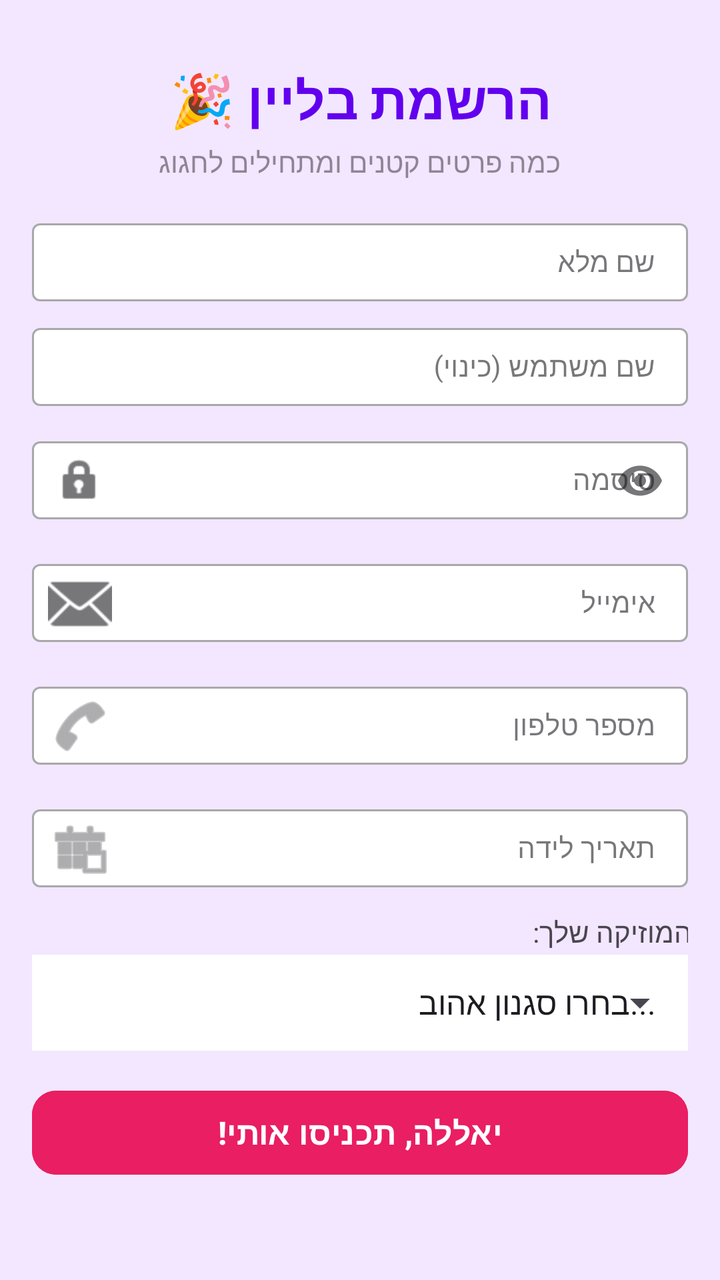
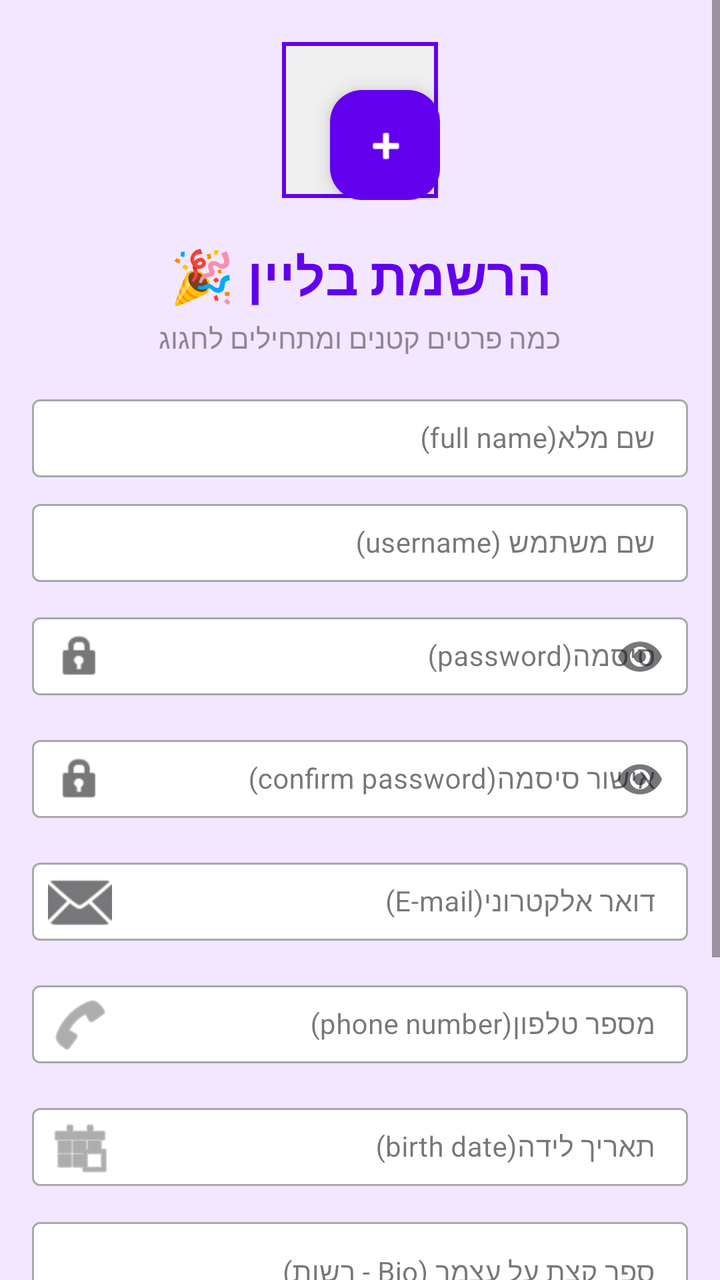

Compare the two renders of this Android layout. The source of the first and the diff that turns it into the second are given below.
<!-- AndroidManifest.xml: application theme Theme.MyApplication -->
<!-- res/layout/fragment_register_user.xml -->
<?xml version="1.0" encoding="utf-8"?>
<ScrollView xmlns:android="http://schemas.android.com/apk/res/android"
    xmlns:app="http://schemas.android.com/apk/res-auto"
    android:layout_width="match_parent"
    android:layout_height="match_parent"
    android:fillViewport="true"
    android:background="@color/beat_bg_light">

    <LinearLayout
        android:layout_width="match_parent"
        android:layout_height="wrap_content"
        android:orientation="vertical"
        android:padding="16dp"
        android:gravity="center_horizontal">

        <TextView
            android:layout_width="wrap_content"
            android:layout_height="wrap_content"
            android:text="הרשמת בליין 🎉"
            android:textSize="26sp"
            android:textStyle="bold"
            android:textColor="@color/beat_primary"
            android:layout_marginTop="16dp"
            android:layout_marginBottom="4dp"/>

        <TextView
            android:layout_width="wrap_content"
            android:layout_height="wrap_content"
            android:text="כמה פרטים קטנים ומתחילים לחגוג"
            android:textSize="14sp"
            android:alpha="0.6"
            android:layout_marginBottom="16dp"/>

        <com.google.android.material.textfield.TextInputLayout
            android:layout_width="match_parent"
            android:layout_height="wrap_content"
            android:hint="שם מלא"
            style="@style/Widget.MaterialComponents.TextInputLayout.OutlinedBox"
            app:boxBackgroundColor="@color/white"
            android:layout_marginBottom="8dp">
            <com.google.android.material.textfield.TextInputEditText
                android:id="@+id/etFullName"
                android:layout_width="match_parent"
                android:layout_height="wrap_content"
                android:textSize="14sp"
                android:paddingTop="10dp"
                android:paddingBottom="10dp"
                android:inputType="textPersonName"/>
        </com.google.android.material.textfield.TextInputLayout>

        <com.google.android.material.textfield.TextInputLayout
            android:layout_width="match_parent"
            android:layout_height="wrap_content"
            android:hint="שם משתמש (כינוי)"
            style="@style/Widget.MaterialComponents.TextInputLayout.OutlinedBox"
            app:boxBackgroundColor="@color/white"
            android:layout_marginBottom="8dp">
            <com.google.android.material.textfield.TextInputEditText
                android:id="@+id/etUserName"
                android:layout_width="match_parent"
                android:layout_height="wrap_content"
                android:textSize="14sp"
                android:paddingTop="10dp"
                android:paddingBottom="10dp"
                android:inputType="text"/>
        </com.google.android.material.textfield.TextInputLayout>

        <com.google.android.material.textfield.TextInputLayout
            android:layout_width="match_parent"
            android:layout_height="wrap_content"
            android:hint="סיסמה"
            style="@style/Widget.MaterialComponents.TextInputLayout.OutlinedBox"
            app:boxBackgroundColor="@color/white"
            app:endIconMode="password_toggle"
            app:startIconDrawable="@android:drawable/ic_lock_idle_lock"
            android:layout_marginBottom="8dp">
            <com.google.android.material.textfield.TextInputEditText
                android:id="@+id/etPassword"
                android:layout_width="match_parent"
                android:layout_height="wrap_content"
                android:textSize="14sp"
                android:paddingTop="10dp"
                android:paddingBottom="10dp"
                android:inputType="textPassword"/>
        </com.google.android.material.textfield.TextInputLayout>

        <com.google.android.material.textfield.TextInputLayout
            android:layout_width="match_parent"
            android:layout_height="wrap_content"
            android:hint="אימייל"
            style="@style/Widget.MaterialComponents.TextInputLayout.OutlinedBox"
            app:boxBackgroundColor="@color/white"
            app:startIconDrawable="@android:drawable/ic_dialog_email"
            android:layout_marginBottom="8dp">
            <com.google.android.material.textfield.TextInputEditText
                android:id="@+id/etEmail"
                android:layout_width="match_parent"
                android:layout_height="wrap_content"
                android:textSize="14sp"
                android:paddingTop="10dp"
                android:paddingBottom="10dp"
                android:inputType="textEmailAddress"/>
        </com.google.android.material.textfield.TextInputLayout>

        <com.google.android.material.textfield.TextInputLayout
            android:layout_width="match_parent"
            android:layout_height="wrap_content"
            android:hint="מספר טלפון"
            style="@style/Widget.MaterialComponents.TextInputLayout.OutlinedBox"
            app:boxBackgroundColor="@color/white"
            app:startIconDrawable="@android:drawable/ic_menu_call"
            android:layout_marginBottom="8dp">
            <com.google.android.material.textfield.TextInputEditText
                android:id="@+id/etPhone"
                android:inputType="phone"
                android:textSize="14sp"
                android:paddingTop="10dp"
                android:paddingBottom="10dp"
                android:layout_width="match_parent"
                android:layout_height="wrap_content"/>
        </com.google.android.material.textfield.TextInputLayout>

        <com.google.android.material.textfield.TextInputLayout
            android:layout_width="match_parent"
            android:layout_height="wrap_content"
            android:hint="תאריך לידה"
            style="@style/Widget.MaterialComponents.TextInputLayout.OutlinedBox"
            app:boxBackgroundColor="@color/white"
            app:startIconDrawable="@android:drawable/ic_menu_today"
            android:layout_marginBottom="8dp">
            <com.google.android.material.textfield.TextInputEditText
                android:id="@+id/etBirthDate"
                android:layout_width="match_parent"
                android:layout_height="wrap_content"
                android:focusable="false"
                android:clickable="true"
                android:textSize="14sp"
                android:paddingTop="10dp"
                android:paddingBottom="10dp"
                android:inputType="date"/>
        </com.google.android.material.textfield.TextInputLayout>

        <TextView
            android:layout_width="match_parent"
            android:layout_height="wrap_content"
            android:text="המוזיקה שלך:"
            android:textSize="14sp"
            android:layout_marginBottom="2dp"
            android:layout_marginStart="4dp"/>

        <RelativeLayout
            android:layout_width="match_parent"
            android:layout_height="48dp"
            android:background="@color/white"
            android:layout_marginBottom="16dp">

            <Spinner
                android:id="@+id/spinnerGenre"
                android:layout_width="match_parent"
                android:layout_height="match_parent"
                android:entries="@array/music_genres"
                android:padding="8dp"/>
        </RelativeLayout>

        <Button
            android:id="@+id/btnRegisterUser"
            android:layout_width="match_parent"
            android:layout_height="50dp"
            android:text="יאללה, תכניסו אותי!"
            android:backgroundTint="@color/beat_pink"
            app:cornerRadius="12dp"
            android:textStyle="bold"
            android:textSize="16sp"/>

    </LinearLayout>
</ScrollView>
<!-- resources referenced by this layout -->
<resources>
  <string-array name="music_genres">
          <item>...בחרו סגנון אהוב</item>
          <item>(Pop) פופ</item>
          <item>(Rock) רוק</item>
          <item>(Hip Hop) היפ הופ</item>
          <item>מזרחית / ים תיכוני</item>
          <item>טכנו / אלקטרוני</item>
          <item>גאז ובלוז</item>
          <item>אלטרנטיבי</item>
          <item>רגאיי</item>
      </string-array>
  <color name="beat_bg_light">#F2E7FE</color>
  <color name="beat_pink">#E91E63</color>
  <color name="beat_primary">#6200EE</color>
  <color name="white">#FFFFFFFF</color>
  <style name="Theme.MyApplication" parent="Base.Theme.MyApplication" />
  <style name="Base.Theme.MyApplication" parent="Theme.Material3.DayNight.NoActionBar">
          
          
      </style>
</resources>

<!-- the commit's change to res/layout/fragment_register_user.xml (unified diff, before → after) -->
@@ -1,10 +1,13 @@
 <?xml version="1.0" encoding="utf-8"?>
 <ScrollView xmlns:android="http://schemas.android.com/apk/res/android"
     xmlns:app="http://schemas.android.com/apk/res-auto"
+    xmlns:tools="http://schemas.android.com/tools"
     android:layout_width="match_parent"
     android:layout_height="match_parent"
     android:fillViewport="true"
-    android:background="@color/beat_bg_light">
+    android:background="@color/beat_bg_light"
+    tools:theme="@style/Theme.MyApplication"
+    tools:context=".RegisterUserFragment">
 
     <LinearLayout
         android:layout_width="match_parent"
@@ -13,6 +16,41 @@
         android:padding="16dp"
         android:gravity="center_horizontal">
 
+        <RelativeLayout
+            android:layout_width="wrap_content"
+            android:layout_height="wrap_content"
+            android:layout_marginTop="4dp"
+            android:layout_marginBottom="4dp">
+
+            <com.google.android.material.imageview.ShapeableImageView
+                android:id="@+id/imgUserProfileUpload"
+                android:layout_width="80dp"
+                android:layout_height="80dp"
+                android:background="#F0F0F0"
+                android:clickable="true"
+                android:contentDescription="Profile Picture"
+                android:focusable="true"
+                android:padding="2dp"
+                android:scaleType="centerInside"
+                android:src="@android:drawable/ic_menu_camera"
+                app:shapeAppearanceOverlay="@style/CircleImage"
+                app:strokeColor="@color/beat_primary"
+                app:strokeWidth="2dp" />
+
+            <com.google.android.material.floatingactionbutton.FloatingActionButton
+                android:id="@+id/FloatingActionButtonUser"
+                android:layout_width="61dp"
+                android:layout_height="55dp"
+                android:layout_alignEnd="@id/imgUserProfileUpload"
+                android:layout_alignBottom="@id/imgUserProfileUpload"
+                android:contentDescription="Add Photo"
+                android:elevation="2dp"
+                android:src="@android:drawable/ic_input_add"
+                app:backgroundTint="@color/beat_primary"
+                app:fabSize="mini"
+                app:tint="@color/white" />
+        </RelativeLayout>
+
         <TextView
             android:layout_width="wrap_content"
             android:layout_height="wrap_content"
@@ -32,9 +70,10 @@
             android:layout_marginBottom="16dp"/>
 
         <com.google.android.material.textfield.TextInputLayout
-            android:layout_width="match_parent"
-            android:layout_height="wrap_content"
-            android:hint="שם מלא"
+            android:id="@+id/tilFullName"
+            android:layout_width="match_parent"
+            android:layout_height="wrap_content"
+            android:hint="שם מלא(full name)"
             style="@style/Widget.MaterialComponents.TextInputLayout.OutlinedBox"
             app:boxBackgroundColor="@color/white"
             android:layout_marginBottom="8dp">
@@ -49,9 +88,10 @@
         </com.google.android.material.textfield.TextInputLayout>
 
         <com.google.android.material.textfield.TextInputLayout
-            android:layout_width="match_parent"
-            android:layout_height="wrap_content"
-            android:hint="שם משתמש (כינוי)"
+            android:id="@+id/tilUsername"
+            android:layout_width="match_parent"
+            android:layout_height="wrap_content"
+            android:hint="שם משתמש (username)"
             style="@style/Widget.MaterialComponents.TextInputLayout.OutlinedBox"
             app:boxBackgroundColor="@color/white"
             android:layout_marginBottom="8dp">
@@ -66,9 +106,10 @@
         </com.google.android.material.textfield.TextInputLayout>
 
         <com.google.android.material.textfield.TextInputLayout
-            android:layout_width="match_parent"
-            android:layout_height="wrap_content"
-            android:hint="סיסמה"
+            android:id="@+id/tilPassword"
+            android:layout_width="match_parent"
+            android:layout_height="wrap_content"
+            android:hint="סיסמה(password)"
             style="@style/Widget.MaterialComponents.TextInputLayout.OutlinedBox"
             app:boxBackgroundColor="@color/white"
             app:endIconMode="password_toggle"
@@ -85,9 +126,30 @@
         </com.google.android.material.textfield.TextInputLayout>
 
         <com.google.android.material.textfield.TextInputLayout
-            android:layout_width="match_parent"
-            android:layout_height="wrap_content"
-            android:hint="אימייל"
+            android:id="@+id/tilConfirmPassword"
+            android:layout_width="match_parent"
+            android:layout_height="wrap_content"
+            android:hint="אישור סיסמה(confirm password)"
+            style="@style/Widget.MaterialComponents.TextInputLayout.OutlinedBox"
+            app:boxBackgroundColor="@color/white"
+            app:endIconMode="password_toggle"
+            app:startIconDrawable="@android:drawable/ic_lock_idle_lock"
+            android:layout_marginBottom="8dp">
+            <com.google.android.material.textfield.TextInputEditText
+                android:id="@+id/etConfirmPassword"
+                android:layout_width="match_parent"
+                android:layout_height="wrap_content"
+                android:textSize="14sp"
+                android:paddingTop="10dp"
+                android:paddingBottom="10dp"
+                android:inputType="textPassword"/>
+        </com.google.android.material.textfield.TextInputLayout>
+
+        <com.google.android.material.textfield.TextInputLayout
+            android:id="@+id/tilEmail"
+            android:layout_width="match_parent"
+            android:layout_height="wrap_content"
+            android:hint="דואר אלקטרוני(E-mail)"
             style="@style/Widget.MaterialComponents.TextInputLayout.OutlinedBox"
             app:boxBackgroundColor="@color/white"
             app:startIconDrawable="@android:drawable/ic_dialog_email"
@@ -103,9 +165,10 @@
         </com.google.android.material.textfield.TextInputLayout>
 
         <com.google.android.material.textfield.TextInputLayout
-            android:layout_width="match_parent"
-            android:layout_height="wrap_content"
-            android:hint="מספר טלפון"
+            android:id="@+id/tilPhone"
+            android:layout_width="match_parent"
+            android:layout_height="wrap_content"
+            android:hint="מספר טלפון(phone number)"
             style="@style/Widget.MaterialComponents.TextInputLayout.OutlinedBox"
             app:boxBackgroundColor="@color/white"
             app:startIconDrawable="@android:drawable/ic_menu_call"
@@ -121,9 +184,10 @@
         </com.google.android.material.textfield.TextInputLayout>
 
         <com.google.android.material.textfield.TextInputLayout
-            android:layout_width="match_parent"
-            android:layout_height="wrap_content"
-            android:hint="תאריך לידה"
+            android:id="@+id/tilBirthDate"
+            android:layout_width="match_parent"
+            android:layout_height="wrap_content"
+            android:hint="תאריך לידה(birth date)"
             style="@style/Widget.MaterialComponents.TextInputLayout.OutlinedBox"
             app:boxBackgroundColor="@color/white"
             app:startIconDrawable="@android:drawable/ic_menu_today"
@@ -138,6 +202,24 @@
                 android:paddingTop="10dp"
                 android:paddingBottom="10dp"
                 android:inputType="date"/>
+        </com.google.android.material.textfield.TextInputLayout>
+
+        <com.google.android.material.textfield.TextInputLayout
+            android:id="@+id/tilBio"
+            android:layout_width="match_parent"
+            android:layout_height="wrap_content"
+            android:hint="ספר קצת על עצמך (Bio - רשות)"
+            style="@style/Widget.MaterialComponents.TextInputLayout.OutlinedBox"
+            app:boxBackgroundColor="@color/white"
+            android:layout_marginBottom="8dp">
+            <com.google.android.material.textfield.TextInputEditText
+                android:id="@+id/etBio"
+                android:layout_width="match_parent"
+                android:layout_height="wrap_content"
+                android:inputType="textMultiLine"
+                android:gravity="top"
+                android:lines="3"
+                android:textSize="14sp"/>
         </com.google.android.material.textfield.TextInputLayout>
 
         <TextView
<!-- resource entries referenced after the edit -->
@@ -15,6 +15,7 @@
   <color name="beat_pink">#E91E63</color>
   <color name="beat_primary">#6200EE</color>
   <color name="white">#FFFFFFFF</color>
+  <style name="CircleImage" />
   <style name="Theme.MyApplication" parent="Base.Theme.MyApplication" />
   <style name="Base.Theme.MyApplication" parent="Theme.Material3.DayNight.NoActionBar">
           
